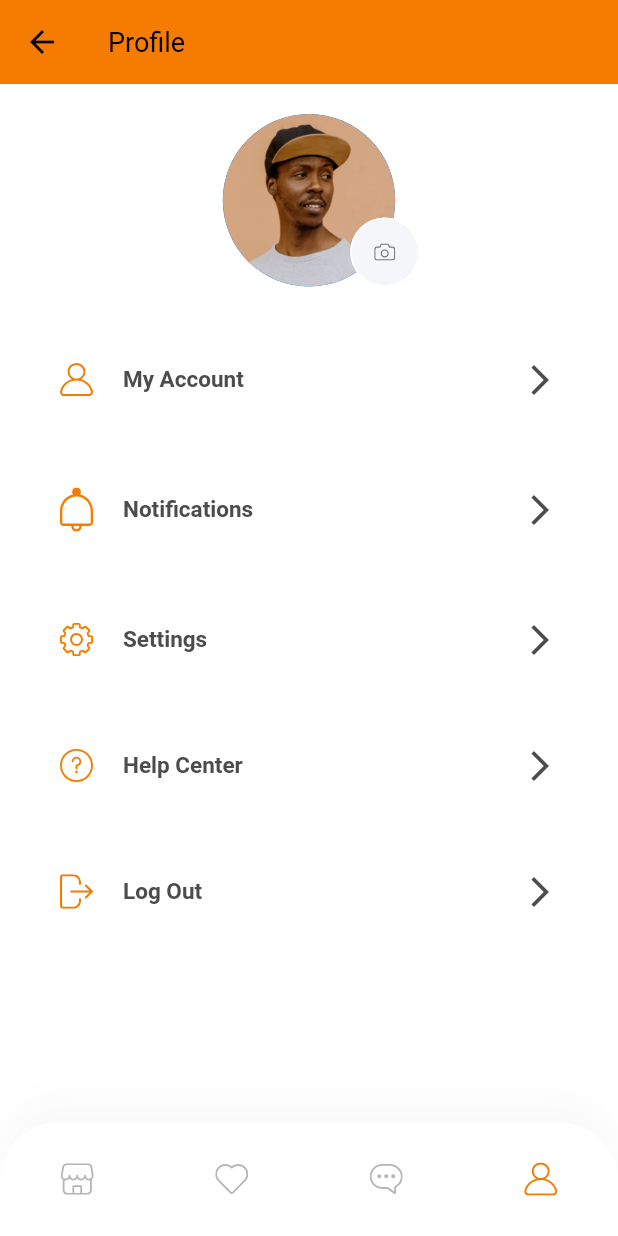
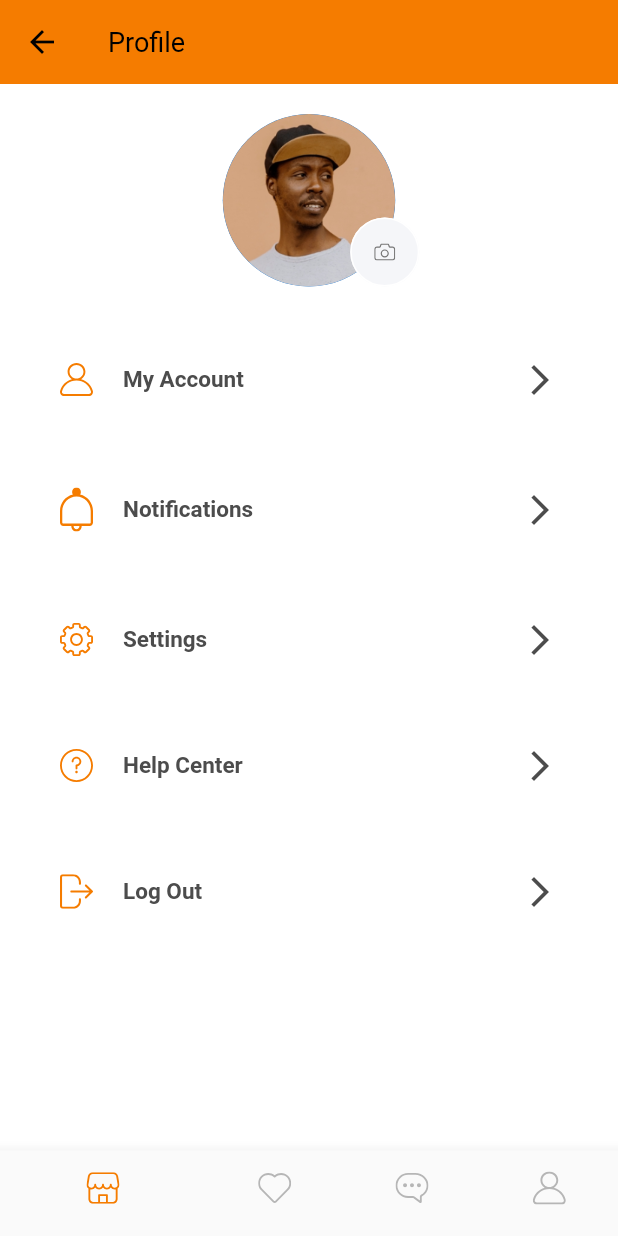
Before and after one commit to abdul737/online_market_client, a Flutter app: the ProfileScreen screen opened by its route, on a phone screen of 412 x 824 dp. Run offline on Flutter 3.47's test engine with Material 2 defaults, Android fonts, the phone set to English and light mode, and no system bars; our stand-ins replace flutter_svg.

Commit message:
New bottom nav bar

```diff
--- a/lib/components/coustom_bottom_nav_bar.dart
+++ /dev/null
@@ -1,80 +0,0 @@
-import 'package:flutter/material.dart';
-import 'package:flutter_svg/flutter_svg.dart';
-import 'package:online_market_client/screens/home/home_screen.dart';
-import 'package:online_market_client/screens/products/products_screen.dart';
-import 'package:online_market_client/screens/profile/profile_screen.dart';
-
-import '../constants.dart';
-import '../enums.dart';
-
-class CustomBottomNavBar extends StatelessWidget {
-  const CustomBottomNavBar({
-    Key? key,
-    required this.selectedMenu,
-  }) : super(key: key);
-
-  final MenuState selectedMenu;
-
-  @override
-  Widget build(BuildContext context) {
-    const Color inActiveIconColor = Color(0xFFB6B6B6);
-    return Container(
-      padding: const EdgeInsets.symmetric(vertical: 14),
-      decoration: BoxDecoration(
-        color: Colors.white,
-        boxShadow: [
-          BoxShadow(
-            offset: const Offset(0, -15),
-            blurRadius: 20,
-            color: const Color(0xFFDADADA).withOpacity(0.15),
-          ),
-        ],
-        borderRadius: const BorderRadius.only(
-          topLeft: Radius.circular(40),
-          topRight: Radius.circular(40),
-        ),
-      ),
-      child: SafeArea(
-          top: false,
-          child: Row(
-            mainAxisAlignment: MainAxisAlignment.spaceAround,
-            children: [
-              IconButton(
-                icon: SvgPicture.asset(
-                  "assets/icons/Shop Icon.svg",
-                  color: MenuState.home == selectedMenu
-                      ? kPrimaryColor
-                      : inActiveIconColor,
-                ),
-                onPressed: () =>
-                    Navigator.pushNamed(context, HomeScreen.routeName),
-              ),
-              IconButton(
-                icon: SvgPicture.asset(
-                  "assets/icons/Heart Icon.svg",
-                  color: MenuState.favourite == selectedMenu
-                      ? kPrimaryColor
-                      : inActiveIconColor,
-                ),
-                onPressed: () =>
-                    Navigator.pushNamed(context, ProductsScreen.routeName),
-              ),
-              IconButton(
-                icon: SvgPicture.asset("assets/icons/Chat bubble Icon.svg"),
-                onPressed: () {},
-              ),
-              IconButton(
-                icon: SvgPicture.asset(
-                  "assets/icons/User Icon.svg",
-                  color: MenuState.profile == selectedMenu
-                      ? kPrimaryColor
-                      : inActiveIconColor,
-                ),
-                onPressed: () =>
-                    Navigator.pushNamed(context, ProfileScreen.routeName),
-              ),
-            ],
-          )),
-    );
-  }
-}
--- /dev/null
+++ b/lib/screens/home/bottom_nav_bar.dart
@@ -0,0 +1,131 @@
+import 'package:flutter/material.dart';
+import 'package:flutter_svg/flutter_svg.dart';
+import 'package:online_market_client/constants.dart';
+
+class BottomNavBar extends StatefulWidget {
+  const BottomNavBar({Key? key}) : super(key: key);
+
+  @override
+  _BottomNavBarState createState() => _BottomNavBarState();
+}
+
+class _BottomNavBarState extends State<BottomNavBar> {
+  int _selectedIndex = 0;
+
+  @override
+  Widget build(BuildContext context) {
+    const Color inActiveIconColor = Color(0xFFB6B6B6);
+
+    void _onItemTapped(int index) {
+      setState(() {
+        _selectedIndex = index;
+      });
+    }
+
+    return BottomNavigationBar(
+      showSelectedLabels: false,
+      showUnselectedLabels: false,
+      items: <BottomNavigationBarItem>[
+        BottomNavigationBarItem(
+          icon: SvgPicture.asset(
+            "assets/icons/Shop Icon.svg",
+            color: inActiveIconColor,
+          ),
+          activeIcon: SvgPicture.asset(
+            "assets/icons/Shop Icon.svg",
+            color: kPrimaryColor,
+          ),
+          label: '',
+        ),
+        BottomNavigationBarItem(
+          icon: SvgPicture.asset(
+            "assets/icons/Heart Icon.svg",
+            color: inActiveIconColor,
+          ),
+          activeIcon: SvgPicture.asset(
+            "assets/icons/Heart Icon.svg",
+            color: kPrimaryColor,
+          ),
+          label: '',
+        ),
+        BottomNavigationBarItem(
+          icon: SvgPicture.asset(
+            "assets/icons/Chat bubble Icon.svg",
+            color: inActiveIconColor,
+          ),
+          activeIcon: SvgPicture.asset(
+            "assets/icons/Chat bubble Icon.svg",
+            color: kPrimaryColor,
+          ),
+          label: '',
+        ),
+        BottomNavigationBarItem(
+          icon: SvgPicture.asset(
+            "assets/icons/User Icon.svg",
+            color: inActiveIconColor,
+          ),
+          activeIcon: SvgPicture.asset(
+            "assets/icons/User Icon.svg",
+            color: kPrimaryColor,
+          ),
+          label: '',
+        ),
+      ],
+      currentIndex: _selectedIndex,
+      selectedItemColor: Colors.amber[800],
+      onTap: _onItemTapped,
+    );
+    // return Container(
+    //   padding: const EdgeInsets.symmetric(vertical: 14),
+    //   decoration: BoxDecoration(
+    //     color: Colors.white,
+    //     boxShadow: [
+    //       BoxShadow(
+    //         offset: const Offset(0, -15),
+    //         blurRadius: 20,
+    //         color: const Color(0xFFDADADA).withOpacity(0.15),
+    //       ),
+    //     ],
+    //     borderRadius: const BorderRadius.only(
+    //       topLeft: Radius.circular(40),
+    //       topRight: Radius.circular(40),
+    //     ),
+    //   ),
+    //   child: SafeArea(
+    //       top: false,
+    //       child: Row(
+    //         mainAxisAlignment: MainAxisAlignment.spaceAround,
+    //         children: [
+    //           IconButton(
+    //             icon: SvgPicture.asset(
+    //               "assets/icons/Shop Icon.svg",
+    //               color: MenuState.home == selectedMenu
+    //                   ? kPrimaryColor
+    //                   : inActiveIconColor,
+    //             ),
+    //             onPressed: () =>
+    //                 Navigator.pushNamed(context, HomeScreen.routeName),
+    //           ),
+    //           IconButton(
+    //             icon: SvgPicture.asset("assets/icons/Heart Icon.svg"),
+    //             onPressed: () {},
+    //           ),
+    //           IconButton(
+    //             icon: SvgPicture.asset("assets/icons/Chat bubble Icon.svg"),
+    //             onPressed: () {},
+    //           ),
+    //           IconButton(
+    //             icon: SvgPicture.asset(
+    //               "assets/icons/User Icon.svg",
+    //               color: MenuState.profile == selectedMenu
+    //                   ? kPrimaryColor
+    //                   : inActiveIconColor,
+    //             ),
+    //             onPressed: () =>
+    //                 Navigator.pushNamed(context, ProfileScreen.routeName),
+    //           ),
+    //         ],
+    //       )),
+    // );
+  }
+}
--- a/lib/screens/home/home_screen.dart
+++ b/lib/screens/home/home_screen.dart
@@ -1,8 +1,7 @@
 import 'package:flutter/material.dart';
 import 'package:flutter/services.dart';
-import 'package:online_market_client/components/coustom_bottom_nav_bar.dart';
 import 'package:online_market_client/constants.dart';
-import 'package:online_market_client/enums.dart';
+import 'package:online_market_client/screens/home/bottom_nav_bar.dart';
 
 import 'components/body.dart';
 
@@ -20,7 +19,7 @@ class HomeScreen extends StatelessWidget {
       ),
       child: Scaffold(
         body: Body(),
-        bottomNavigationBar: CustomBottomNavBar(selectedMenu: MenuState.home),
+        bottomNavigationBar: BottomNavBar(),
       ),
     );
   }
--- a/lib/screens/profile/profile_screen.dart
+++ b/lib/screens/profile/profile_screen.dart
@@ -1,7 +1,6 @@
 import 'package:flutter/material.dart';
 import 'package:online_market_client/components/common_app_bar.dart';
-import 'package:online_market_client/components/coustom_bottom_nav_bar.dart';
-import 'package:online_market_client/enums.dart';
+import 'package:online_market_client/screens/home/bottom_nav_bar.dart';
 
 import 'components/body.dart';
 
@@ -16,7 +15,7 @@ class ProfileScreen extends StatelessWidget {
         title: "Profile",
       ),
       body: Body(),
-      bottomNavigationBar: CustomBottomNavBar(selectedMenu: MenuState.profile),
+      bottomNavigationBar: BottomNavBar(),
     );
   }
 }
```
